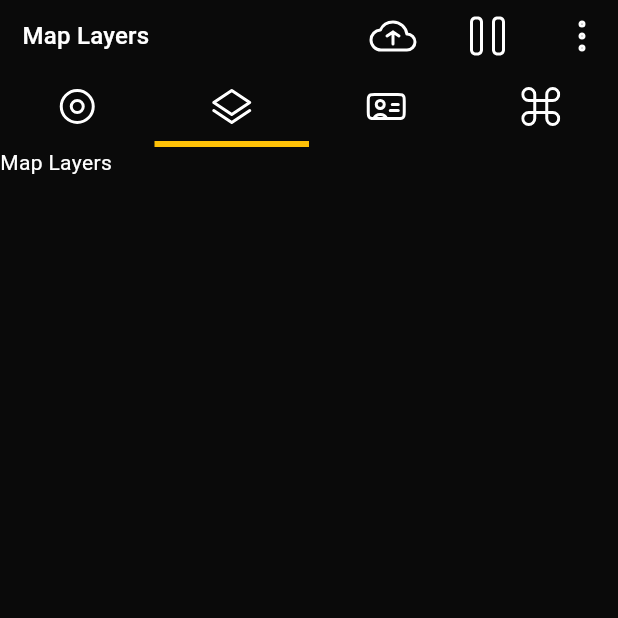
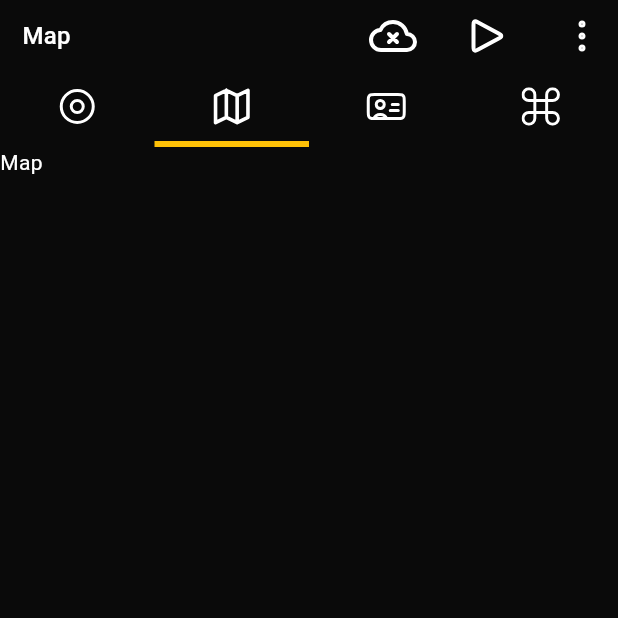
Before and after one commit to zubrailx/road-condition-monitoring, a Flutter app: the screen it shows after launch, tab 2 chosen, on a phone screen of 412 x 824 dp, the top half of it. Run offline on Flutter 3.47's test engine with Material 3 defaults, Android fonts, the phone set to English and light mode, and no system bars; our stand-ins replace flutter_svg, get_it, talker_flutter.

```diff
--- a/mobile/lib/pages/root_page.dart
+++ b/mobile/lib/pages/root_page.dart
@@ -1,10 +1,11 @@
 import 'package:flutter/material.dart';
 import 'package:flutter_svg/svg.dart';
 import 'package:mobile/widgets/debug.dart';
-import 'package:mobile/widgets/map_layers.dart';
+import 'package:mobile/widgets/map.dart';
 import 'package:mobile/widgets/nav_bar.dart';
 import 'package:mobile/widgets/sensors.dart';
 import 'package:mobile/widgets/user_account.dart';
+
 
 class RootPage extends StatefulWidget {
   const RootPage({super.key});
@@ -14,13 +15,15 @@ class RootPage extends StatefulWidget {
 }
 
 class _RootPageState extends State<RootPage> with SingleTickerProviderStateMixin {
+  static const double iconWidth = 32;
+
   final icons = <Widget>[
-    SvgPicture.asset("assets/svg/RadioFill.svg"),
-    SvgPicture.asset("assets/svg/Layer.svg"),
-    SvgPicture.asset("assets/svg/UserCard.svg"),
-    SvgPicture.asset("assets/svg/Command.svg")
+    SvgPicture.asset("assets/svg/RadioFill.svg", width: iconWidth),
+    SvgPicture.asset("assets/svg/Map.svg", width: iconWidth * 0.9),
+    SvgPicture.asset("assets/svg/UserCard.svg", width: iconWidth),
+    SvgPicture.asset("assets/svg/Command.svg", width: iconWidth * 0.8)
   ];
-  final titles = <String>[ "Sensors", "Map Layers", "User Account", "Debug"];
+  final titles = <String>[ "Sensors", "Map", "User Account", "Debug"];
 
   late final TabController _tabController;
   int tabIndex = 0;
@@ -58,7 +61,7 @@ class _RootPageState extends State<RootPage> with SingleTickerProviderStateMixin
                 controller: _tabController,
                 children: const <Widget>[
                   SensorsWidget(),
-                  MapLayersWidget(),
+                  MapWidget(),
                   UserAccountWidget(),
                   DebugWidget()
                 ],
--- /dev/null
+++ b/mobile/lib/widgets/map.dart
@@ -0,0 +1,17 @@
+import 'package:flutter/material.dart';
+
+class MapWidget extends StatefulWidget {
+  const MapWidget({super.key});
+
+  @override
+  State<StatefulWidget> createState() => _MapWidgetState();
+
+}
+
+class _MapWidgetState extends State<MapWidget> {
+  @override
+  Widget build(BuildContext context) {
+    return Text("Map");
+  }
+
+}
--- a/mobile/lib/widgets/map_layers.dart
+++ /dev/null
@@ -1,17 +0,0 @@
-import 'package:flutter/material.dart';
-
-class MapLayersWidget extends StatefulWidget {
-  const MapLayersWidget({super.key});
-
-  @override
-  State<StatefulWidget> createState() => _MapLayersWidgetState();
-
-}
-
-class _MapLayersWidgetState extends State<MapLayersWidget> {
-  @override
-  Widget build(BuildContext context) {
-    return Text("Map Layers");
-  }
-
-}
--- a/mobile/lib/widgets/nav_bar.dart
+++ b/mobile/lib/widgets/nav_bar.dart
@@ -17,6 +17,8 @@ class NavBar extends StatefulWidget {
 }
 
 class _NavBarState extends State<NavBar> {
+  static const double iconWidth = 32;
+
   @override
   Widget build(BuildContext context) {
     final theme = Theme.of(context);
@@ -37,13 +39,13 @@ class _NavBarState extends State<NavBar> {
               spacing: 15,
               children: <Widget>[
                 IconButton(
-                    icon: SvgPicture.asset("assets/svg/NetworkUpload.svg"),
+                    icon: SvgPicture.asset("assets/svg/NetworkClose.svg", width: iconWidth),
                     onPressed: () {}),
                 IconButton(
-                    icon: SvgPicture.asset("assets/svg/Pause.svg"),
+                    icon: SvgPicture.asset("assets/svg/Play.svg", width: iconWidth),
                     onPressed: () {}),
                 IconButton(
-                    icon: SvgPicture.asset("assets/svg/MenuVertical.svg"),
+                    icon: SvgPicture.asset("assets/svg/MenuVertical.svg", width: iconWidth),
                     onPressed: () {}),
               ],
             )
--- a/mobile/pubspec.yaml
+++ b/mobile/pubspec.yaml
@@ -11,6 +11,8 @@ dependencies:
   flutter:
     sdk: flutter
   flutter_svg: ^2.0.10+1
+  get_it: ^7.6.7
+  talker_flutter: ^4.0.3
 
 dev_dependencies:
   flutter_test:
```
Also changed, not shown: mobile/lib/main.dart (+14 -1 lines), mobile/lib/widgets/debug.dart (+6 -1 lines), mobile/assets/svg/Map.svg, mobile/assets/svg/NetworkClose.svg (added), mobile/pubspec.lock, 1 other file.
